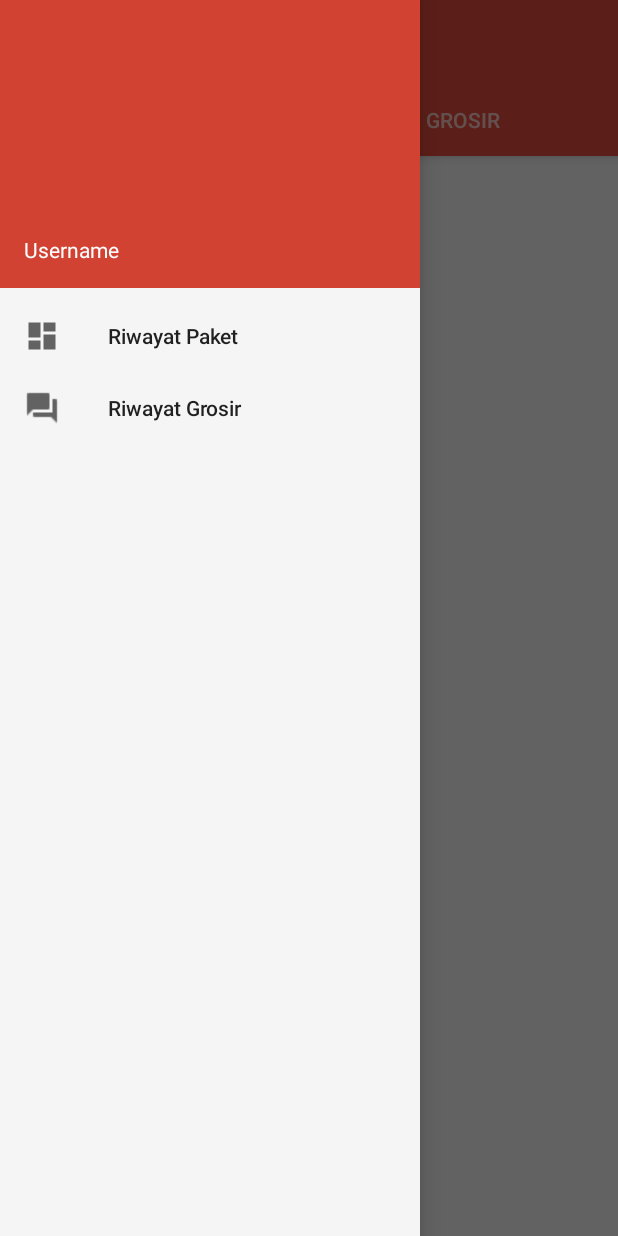
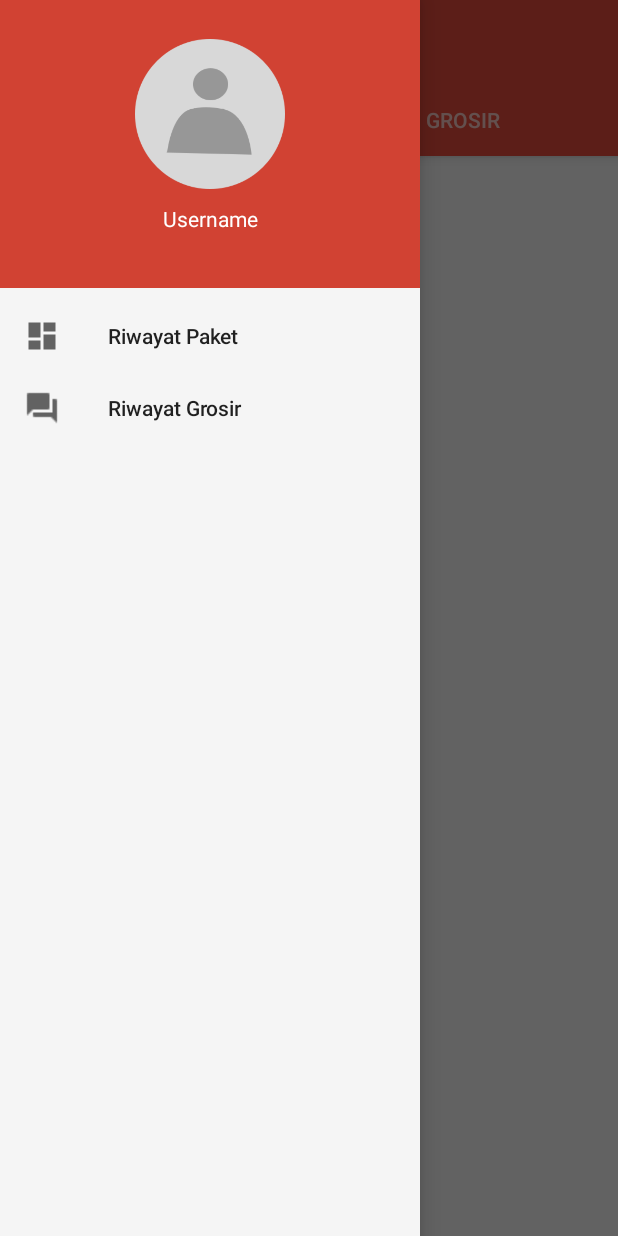
Before and after one commit to whegreen/limakilo, an Android app: the LimakiloFragment screen opened directly, with no data from a screen before it, with the side drawer open, on a phone screen of 412 x 824 dp. Run offline under Robolectric (Android 15) with nearby library versions, the phone set to English and light mode, and no system bars; our stand-ins replace CircleImageView; libraries missing offline, so code that uses them is left out: com.facebook, com.facebook.appevents, retrofit.client; pictures from the network do not load; 2 statements that could not run were skipped.

Commit message:
layout fix main, drawer, grosir

```diff
--- a/app/src/main/res/layout/list_item.xml
+++ b/app/src/main/res/layout/list_item.xml
@@ -114,7 +114,7 @@
                     android:layout_height="wrap_content"
                     android:layout_weight="1"
                     android:padding="1dp"
-                    android:text="Harga: "
+                    android:text="Harga: Rp."
                     android:textAppearance="?attr/textAppearanceListItem"
                     android:textColor="#E74C3C" />
 
--- a/app/src/main/res/layout/nav_header.xml
+++ b/app/src/main/res/layout/nav_header.xml
@@ -22,11 +22,20 @@
     android:padding="16dp"
     android:theme="@style/ThemeOverlay.AppCompat.Dark"
     android:orientation="vertical"
-    android:gravity="bottom">
+    android:gravity="center_horizontal">
+
+    <de.hdodenhof.circleimageview.CircleImageView
+        android:id="@+id/avatar_navheader"
+        android:layout_width="100dp"
+        android:layout_marginTop="10dp"
+        android:background="@drawable/avatar_icon"
+        android:layout_height="100dp" />
 
     <TextView
         android:layout_width="match_parent"
         android:layout_height="wrap_content"
+        android:gravity="center_horizontal"
+        android:layout_marginTop="10dp"
         android:text="Username"
         android:textAppearance="@style/TextAppearance.AppCompat.Body1"/>
 
```
Also changed, not shown: app/src/main/res/layout/fragment_grosir.xml (+9 -5 lines), app/src/main/res/drawable/avatar_icon.png (added).
